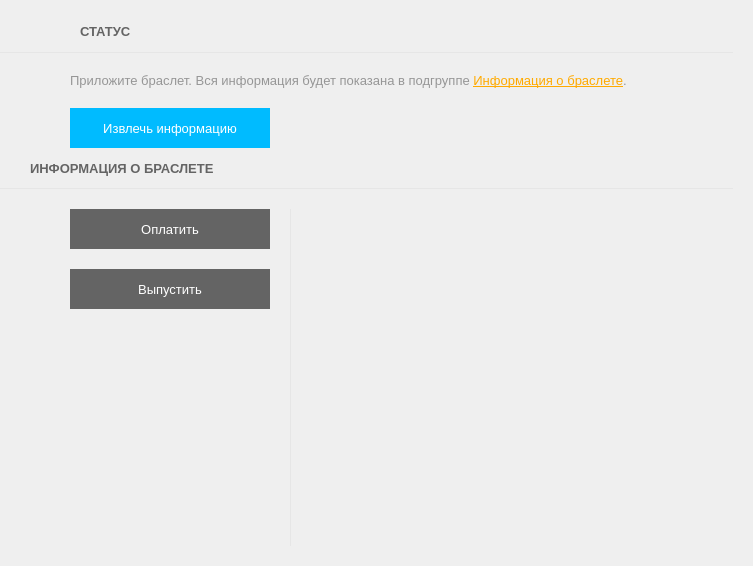
Qt form Client/forms/StatusForm.ui (Baxulio/Attraction) before a commit.
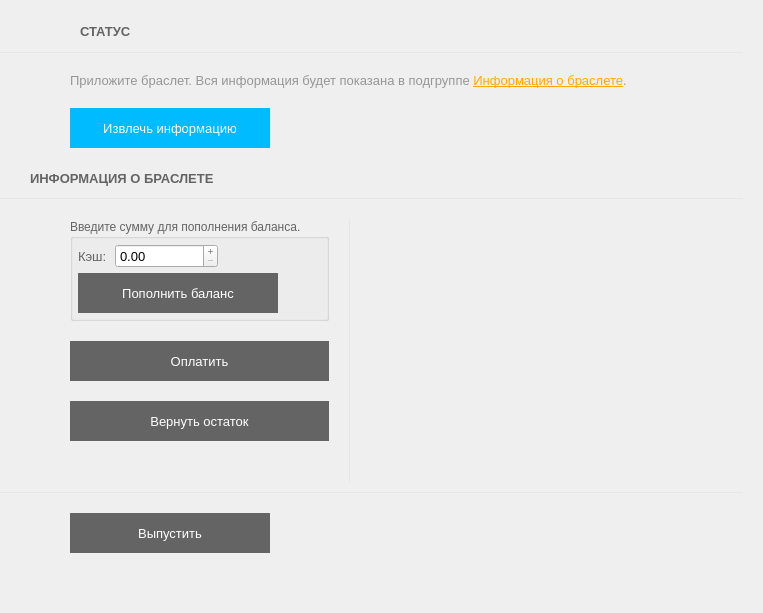
The same form after that commit. Icons and pictures are not drawn.

```diff
--- a/Client/forms/StatusForm.ui
+++ b/Client/forms/StatusForm.ui
@@ -6,14 +6,14 @@
    <rect>
     <x>0</x>
     <y>0</y>
-    <width>753</width>
-    <height>566</height>
+    <width>763</width>
+    <height>613</height>
    </rect>
   </property>
   <property name="windowTitle">
    <string>Form</string>
   </property>
-  <layout class="QVBoxLayout" name="verticalLayout_5" stretch="0,0,0,0,0,1">
+  <layout class="QVBoxLayout" name="verticalLayout_5" stretch="0,0,0,0,0,1,0,0">
    <property name="spacing">
     <number>10</number>
    </property>
@@ -243,9 +243,15 @@
    </item>
    <item>
     <layout class="QHBoxLayout" name="horizontalLayout_3">
+     <property name="spacing">
+      <number>10</number>
+     </property>
      <property name="leftMargin">
       <number>30</number>
      </property>
+     <property name="topMargin">
+      <number>10</number>
+     </property>
      <item>
       <widget class="QLabel" name="label_6">
        <property name="font">
@@ -362,7 +368,186 @@
         <number>20</number>
        </property>
        <item>
-        <widget class="QPushButton" name="return_debt_but">
+        <widget class="QGroupBox" name="groupBox">
+         <property name="palette">
+          <palette>
+           <active>
+            <colorrole role="WindowText">
+             <brush brushstyle="SolidPattern">
+              <color alpha="255">
+               <red>100</red>
+               <green>100</green>
+               <blue>100</blue>
+              </color>
+             </brush>
+            </colorrole>
+           </active>
+           <inactive>
+            <colorrole role="WindowText">
+             <brush brushstyle="SolidPattern">
+              <color alpha="255">
+               <red>100</red>
+               <green>100</green>
+               <blue>100</blue>
+              </color>
+             </brush>
+            </colorrole>
+           </inactive>
+           <disabled>
+            <colorrole role="WindowText">
+             <brush brushstyle="SolidPattern">
+              <color alpha="255">
+               <red>120</red>
+               <green>120</green>
+               <blue>120</blue>
+              </color>
+             </brush>
+            </colorrole>
+           </disabled>
+          </palette>
+         </property>
+         <property name="title">
+          <string>Введите сумму для пополнения баланса.</string>
+         </property>
+         <layout class="QVBoxLayout" name="verticalLayout_6">
+          <property name="spacing">
+           <number>5</number>
+          </property>
+          <property name="leftMargin">
+           <number>5</number>
+          </property>
+          <property name="topMargin">
+           <number>5</number>
+          </property>
+          <property name="rightMargin">
+           <number>5</number>
+          </property>
+          <property name="bottomMargin">
+           <number>5</number>
+          </property>
+          <item>
+           <layout class="QHBoxLayout" name="horizontalLayout_8">
+            <item>
+             <widget class="QLabel" name="label_28">
+              <property name="font">
+               <font>
+                <pointsize>10</pointsize>
+               </font>
+              </property>
+              <property name="text">
+               <string>Кэш: </string>
+              </property>
+              <property name="buddy">
+               <cstring>cash_doubleSpinBox</cstring>
+              </property>
+             </widget>
+            </item>
+            <item>
+             <widget class="QDoubleSpinBox" name="cash_doubleSpinBox">
+              <property name="sizePolicy">
+               <sizepolicy hsizetype="Expanding" vsizetype="Fixed">
+                <horstretch>0</horstretch>
+                <verstretch>0</verstretch>
+               </sizepolicy>
+              </property>
+              <property name="maximumSize">
+               <size>
+                <width>160</width>
+                <height>16777215</height>
+               </size>
+              </property>
+              <property name="font">
+               <font>
+                <pointsize>10</pointsize>
+               </font>
+              </property>
+              <property name="buttonSymbols">
+               <enum>QAbstractSpinBox::PlusMinus</enum>
+              </property>
+              <property name="decimals">
+               <number>2</number>
+              </property>
+              <property name="maximum">
+               <double>10000000.000000000000000</double>
+              </property>
+              <property name="singleStep">
+               <double>500.000000000000000</double>
+              </property>
+             </widget>
+            </item>
+            <item>
+             <spacer name="horizontalSpacer_6">
+              <property name="orientation">
+               <enum>Qt::Horizontal</enum>
+              </property>
+              <property name="sizeHint" stdset="0">
+               <size>
+                <width>40</width>
+                <height>20</height>
+               </size>
+              </property>
+             </spacer>
+            </item>
+           </layout>
+          </item>
+          <item>
+           <layout class="QHBoxLayout" name="horizontalLayout_6">
+            <item>
+             <widget class="QPushButton" name="add_ballance_but">
+              <property name="enabled">
+               <bool>false</bool>
+              </property>
+              <property name="minimumSize">
+               <size>
+                <width>200</width>
+                <height>40</height>
+               </size>
+              </property>
+              <property name="font">
+               <font>
+                <pointsize>10</pointsize>
+               </font>
+              </property>
+              <property name="styleSheet">
+               <string notr="true">QAbstractButton{
+color: rgb(255, 255, 255);
+border:none;
+background-color: rgb(100, 100, 100);
+}
+QAbstractButton:enabled:hover{
+
+	background-color: rgb(0, 187, 255,50%);
+
+}
+QAbstractButton:enabled{
+	background-color: rgb(0, 187, 255);
+}</string>
+              </property>
+              <property name="text">
+               <string>Пополнить баланс</string>
+              </property>
+             </widget>
+            </item>
+            <item>
+             <spacer name="horizontalSpacer_4">
+              <property name="orientation">
+               <enum>Qt::Horizontal</enum>
+              </property>
+              <property name="sizeHint" stdset="0">
+               <size>
+                <width>40</width>
+                <height>20</height>
+               </size>
+              </property>
+             </spacer>
+            </item>
+           </layout>
+          </item>
+         </layout>
+        </widget>
+       </item>
+       <item>
+        <widget class="QPushButton" name="pay_but">
          <property name="enabled">
           <bool>false</bool>
          </property>
@@ -382,12 +567,16 @@
 color: rgb(255, 255, 255);
 border:none;
 background-color: rgb(100, 100, 100);
-
 }
 QAbstractButton:hover{
 /*background-color: rgb(255, 170, 0);*/
 background-color: rgb(100, 100, 100,50%);
 
+	background-color: rgb(0, 187, 255,50%);
+
+}
+QAbstractButton:enabled{
+	background-color: rgb(0, 187, 255);
 }</string>
          </property>
          <property name="text">
@@ -396,9 +585,9 @@
         </widget>
        </item>
        <item>
-        <widget class="QPushButton" name="allow_but">
+        <widget class="QPushButton" name="return_money_but">
          <property name="enabled">
-          <bool>true</bool>
+          <bool>false</bool>
          </property>
          <property name="minimumSize">
           <size>
@@ -416,16 +605,20 @@
 color: rgb(255, 255, 255);
 border:none;
 background-color: rgb(100, 100, 100);
-
 }
 QAbstractButton:hover{
 /*background-color: rgb(255, 170, 0);*/
 background-color: rgb(100, 100, 100,50%);
 
+	background-color: rgb(0, 187, 255,50%);
+
+}
+QAbstractButton:enabled{
+	background-color: rgb(0, 187, 255);
 }</string>
          </property>
          <property name="text">
-          <string>Выпустить</string>
+          <string>Вернуть остаток</string>
          </property>
         </widget>
        </item>
@@ -502,6 +695,160 @@
      </item>
     </layout>
    </item>
+   <item>
+    <widget class="Line" name="line_4">
+     <property name="minimumSize">
+      <size>
+       <width>0</width>
+       <height>1</height>
+      </size>
+     </property>
+     <property name="maximumSize">
+      <size>
+       <width>16777215</width>
+       <height>1</height>
+      </size>
+     </property>
+     <property name="styleSheet">
+      <string notr="true">background-color:rgba(230, 230, 230, 255);
+</string>
+     </property>
+     <property name="lineWidth">
+      <number>0</number>
+     </property>
+     <property name="orientation">
+      <enum>Qt::Horizontal</enum>
+     </property>
+    </widget>
+   </item>
+   <item>
+    <layout class="QHBoxLayout" name="horizontalLayout_7">
+     <property name="spacing">
+      <number>20</number>
+     </property>
+     <property name="leftMargin">
+      <number>30</number>
+     </property>
+     <property name="topMargin">
+      <number>10</number>
+     </property>
+     <item>
+      <layout class="QVBoxLayout" name="verticalLayout_7">
+       <property name="spacing">
+        <number>5</number>
+       </property>
+       <property name="topMargin">
+        <number>0</number>
+       </property>
+       <property name="rightMargin">
+        <number>0</number>
+       </property>
+       <item>
+        <widget class="QLabel" name="label_8">
+         <property name="font">
+          <font>
+           <pointsize>12</pointsize>
+          </font>
+         </property>
+         <property name="pixmap">
+          <pixmap resource="../clientresources.qrc">:/resources/glyphs/16.png</pixmap>
+         </property>
+         <property name="alignment">
+          <set>Qt::AlignLeading|Qt::AlignLeft|Qt::AlignTop</set>
+         </property>
+        </widget>
+       </item>
+       <item>
+        <spacer name="verticalSpacer_2">
+         <property name="orientation">
+          <enum>Qt::Vertical</enum>
+         </property>
+         <property name="sizeHint" stdset="0">
+          <size>
+           <width>20</width>
+           <height>40</height>
+          </size>
+         </property>
+        </spacer>
+       </item>
+      </layout>
+     </item>
+     <item>
+      <layout class="QVBoxLayout" name="verticalLayout_9" stretch="0,1">
+       <property name="spacing">
+        <number>0</number>
+       </property>
+       <item>
+        <layout class="QHBoxLayout" name="horizontalLayout_9">
+         <property name="spacing">
+          <number>10</number>
+         </property>
+         <item>
+          <widget class="QPushButton" name="allow_but">
+           <property name="enabled">
+            <bool>false</bool>
+           </property>
+           <property name="minimumSize">
+            <size>
+             <width>200</width>
+             <height>40</height>
+            </size>
+           </property>
+           <property name="font">
+            <font>
+             <pointsize>10</pointsize>
+            </font>
+           </property>
+           <property name="styleSheet">
+            <string notr="true">QAbstractButton{
+color: rgb(255, 255, 255);
+border:none;
+background-color: rgb(100, 100, 100);
+}
+QAbstractButton:enabled:hover{
+background-color:rgb(60,179,113,50%);
+}
+QAbstractButton:enabled{
+background-color:rgb(60,179,113);
+}</string>
+           </property>
+           <property name="text">
+            <string>Выпустить</string>
+           </property>
+          </widget>
+         </item>
+         <item>
+          <spacer name="horizontalSpacer_5">
+           <property name="orientation">
+            <enum>Qt::Horizontal</enum>
+           </property>
+           <property name="sizeHint" stdset="0">
+            <size>
+             <width>40</width>
+             <height>20</height>
+            </size>
+           </property>
+          </spacer>
+         </item>
+        </layout>
+       </item>
+       <item>
+        <spacer name="verticalSpacer_5">
+         <property name="orientation">
+          <enum>Qt::Vertical</enum>
+         </property>
+         <property name="sizeHint" stdset="0">
+          <size>
+           <width>20</width>
+           <height>40</height>
+          </size>
+         </property>
+        </spacer>
+       </item>
+      </layout>
+     </item>
+    </layout>
+   </item>
   </layout>
  </widget>
  <tabstops>
```
Left out of the diff: 23 changed lines with no effect on the pictures.
